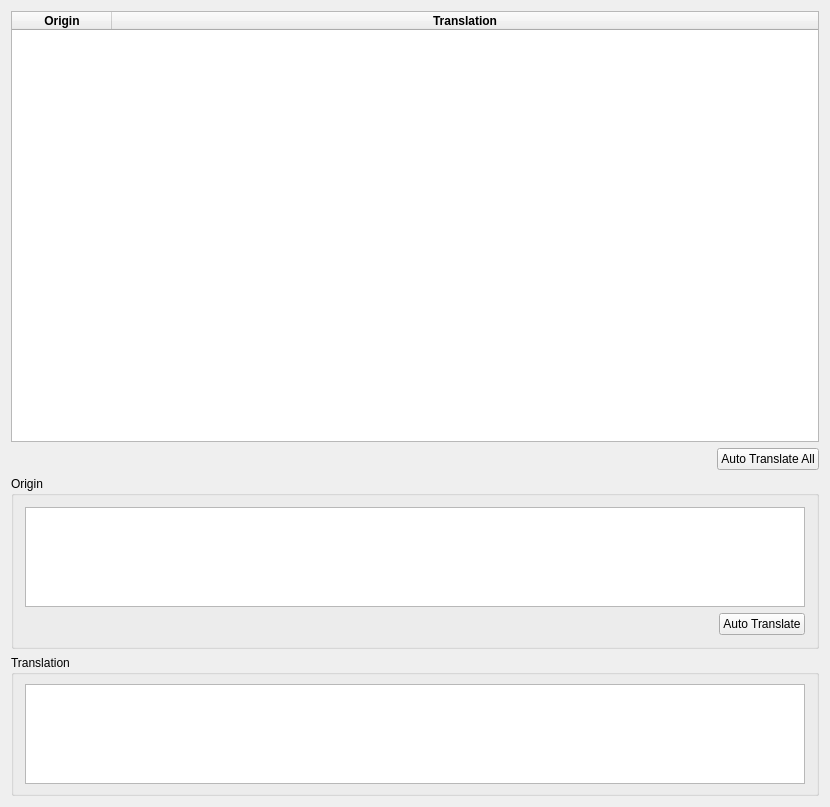
The window that Ui/TranslateView.ui (shm12/APKLanguageEditor) describes before a commit, drawn with Qt 5.
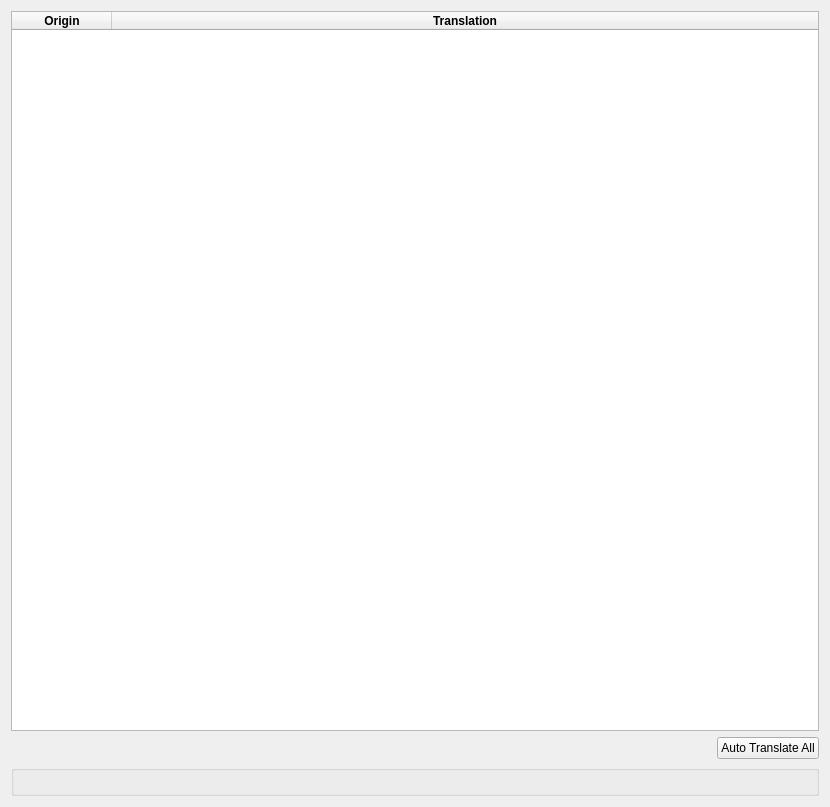
The same window after the commit. Custom widgets are drawn as their Qt base class.

Patch:
```diff
--- a/Ui/TranslateView.ui
+++ b/Ui/TranslateView.ui
@@ -59,7 +59,7 @@
       <bool>true</bool>
      </attribute>
      <attribute name="verticalHeaderVisible">
-      <bool>false</bool>
+      <bool>true</bool>
      </attribute>
      <attribute name="verticalHeaderCascadingSectionResizes">
       <bool>true</bool>
@@ -116,153 +116,29 @@
    <item>
     <widget class="QGroupBox" name="originGroupBox">
      <property name="sizePolicy">
-      <sizepolicy hsizetype="Ignored" vsizetype="Maximum">
+      <sizepolicy hsizetype="Expanding" vsizetype="Preferred">
        <horstretch>0</horstretch>
        <verstretch>0</verstretch>
       </sizepolicy>
      </property>
-     <property name="minimumSize">
-      <size>
-       <width>0</width>
-       <height>0</height>
-      </size>
-     </property>
-     <property name="maximumSize">
-      <size>
-       <width>16777215</width>
-       <height>16777215</height>
-      </size>
-     </property>
-     <property name="layoutDirection">
-      <enum>Qt::LeftToRight</enum>
-     </property>
      <property name="title">
-      <string>Origin</string>
+      <string/>
      </property>
      <layout class="QVBoxLayout" name="originGroupBoxLayout">
       <property name="leftMargin">
-       <number>11</number>
+       <number>0</number>
       </property>
       <property name="topMargin">
-       <number>11</number>
+       <number>0</number>
       </property>
       <property name="rightMargin">
-       <number>11</number>
+       <number>0</number>
       </property>
       <property name="bottomMargin">
-       <number>11</number>
+       <number>0</number>
       </property>
       <item>
-       <widget class="CustomTextEdit" name="originTextEdit">
-        <property name="minimumSize">
-         <size>
-          <width>0</width>
-          <height>0</height>
-         </size>
-        </property>
-        <property name="maximumSize">
-         <size>
-          <width>16777215</width>
-          <height>100</height>
-         </size>
-        </property>
-        <property name="readOnly">
-         <bool>true</bool>
-        </property>
-        <property name="html">
-         <string>&lt;!DOCTYPE HTML PUBLIC &quot;-//W3C//DTD HTML 4.0//EN&quot; &quot;http://www.w3.org/TR/REC-html40/strict.dtd&quot;&gt;
-&lt;html&gt;&lt;head&gt;&lt;meta name=&quot;qrichtext&quot; content=&quot;1&quot; /&gt;&lt;style type=&quot;text/css&quot;&gt;
-p, li { white-space: pre-wrap; }
-&lt;/style&gt;&lt;/head&gt;&lt;body style=&quot; font-family:'MS Shell Dlg 2'; font-size:7.8pt; font-weight:400; font-style:normal;&quot;&gt;
-&lt;p style=&quot;-qt-paragraph-type:empty; margin-top:0px; margin-bottom:0px; margin-left:0px; margin-right:0px; -qt-block-indent:0; text-indent:0px;&quot;&gt;&lt;br /&gt;&lt;/p&gt;&lt;/body&gt;&lt;/html&gt;</string>
-        </property>
-        <property name="cursorWidth">
-         <number>0</number>
-        </property>
-        <property name="textInteractionFlags">
-         <set>Qt::TextSelectableByKeyboard|Qt::TextSelectableByMouse</set>
-        </property>
-        <property name="origin" stdset="0">
-         <bool>true</bool>
-        </property>
-       </widget>
-      </item>
-      <item alignment="Qt::AlignRight">
-       <widget class="QPushButton" name="autoTranslateButton">
-        <property name="sizePolicy">
-         <sizepolicy hsizetype="Maximum" vsizetype="Maximum">
-          <horstretch>0</horstretch>
-          <verstretch>0</verstretch>
-         </sizepolicy>
-        </property>
-        <property name="maximumSize">
-         <size>
-          <width>16777215</width>
-          <height>16777215</height>
-         </size>
-        </property>
-        <property name="focusPolicy">
-         <enum>Qt::WheelFocus</enum>
-        </property>
-        <property name="accessibleName">
-         <string/>
-        </property>
-        <property name="layoutDirection">
-         <enum>Qt::LeftToRight</enum>
-        </property>
-        <property name="text">
-         <string>Auto Translate</string>
-        </property>
-       </widget>
-      </item>
-     </layout>
-    </widget>
-   </item>
-   <item>
-    <widget class="QGroupBox" name="translationGroupBox">
-     <property name="sizePolicy">
-      <sizepolicy hsizetype="Ignored" vsizetype="Maximum">
-       <horstretch>0</horstretch>
-       <verstretch>0</verstretch>
-      </sizepolicy>
-     </property>
-     <property name="minimumSize">
-      <size>
-       <width>0</width>
-       <height>0</height>
-      </size>
-     </property>
-     <property name="maximumSize">
-      <size>
-       <width>16777215</width>
-       <height>16777215</height>
-      </size>
-     </property>
-     <property name="title">
-      <string>Translation</string>
-     </property>
-     <layout class="QHBoxLayout" name="translationGroupBoxLayout">
-      <property name="leftMargin">
-       <number>11</number>
-      </property>
-      <property name="rightMargin">
-       <number>11</number>
-      </property>
-      <item>
-       <widget class="CustomTextEdit" name="translationTextEdit">
-        <property name="minimumSize">
-         <size>
-          <width>0</width>
-          <height>0</height>
-         </size>
-        </property>
-        <property name="maximumSize">
-         <size>
-          <width>16777215</width>
-          <height>100</height>
-         </size>
-        </property>
-       </widget>
+       <widget class="ExpendedEdit" name="expendedEdit" native="true"/>
       </item>
      </layout>
     </widget>
@@ -282,8 +158,8 @@
    </slots>
   </customwidget>
   <customwidget>
-   <class>CustomTextEdit</class>
-   <extends>QTextEdit</extends>
+   <class>ExpendedEdit</class>
+   <extends>QWidget</extends>
    <header>TranslateView.h</header>
    <slots>
     <signal>cellTextChanged(PyQt_PyObject,PyQt_PyObject)</signal>
```
Left out of the diff: 133 changed lines with no effect on the pictures.
